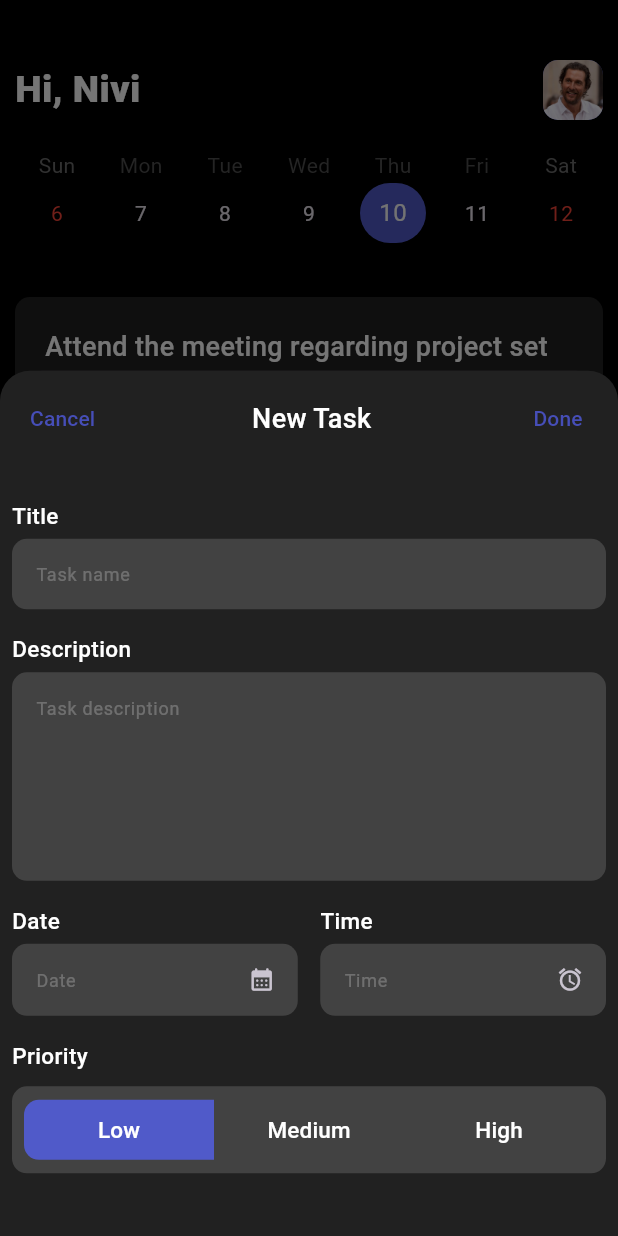
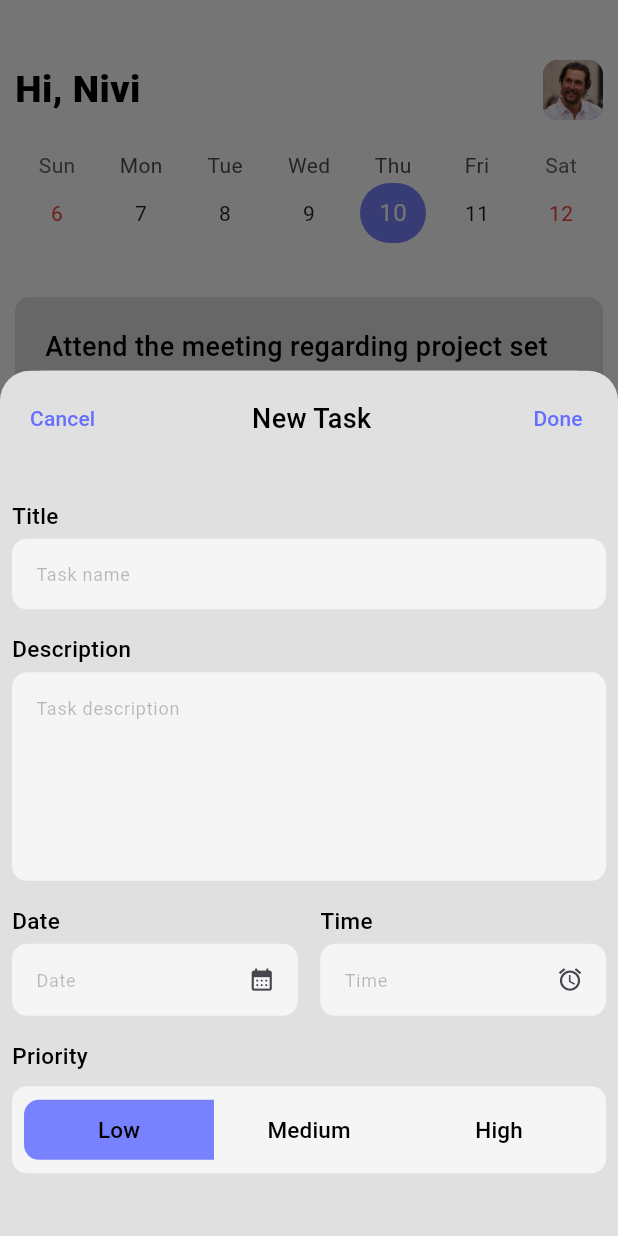
Before and after one commit to AbishekAB21/checkit, a Flutter app: the screen it shows after launch, after a tap on the "add" icon, on a phone screen of 412 x 824 dp. Run offline on Flutter 3.47's test engine with Material 3 defaults, Android fonts, the phone set to English and light mode, and no system bars; drawn by our look-alikes of table_calendar; our stand-ins replace flutter_riverpod, google_fonts, shared_preferences.

Commit message:
theme mode set in shared prefs

```diff
--- a/lib/common/widgets/reusable_textfields.dart
+++ b/lib/common/widgets/reusable_textfields.dart
@@ -42,7 +42,11 @@ class ReusableTextfield extends StatelessWidget {
         decoration: InputDecoration(
           suffixIcon:
               suffixIcon != null
-                  ? IconButton(onPressed: onTap, icon: suffixIcon!)
+                  ? IconButton(
+                    enableFeedback: true,
+                    onPressed: onTap,
+                    icon: suffixIcon!,
+                  )
                   : null,
           isDense: true,
           border: OutlineInputBorder(
--- a/lib/features/settings_screen/core/providers/theme_provider.dart
+++ b/lib/features/settings_screen/core/providers/theme_provider.dart
@@ -2,6 +2,7 @@ import 'package:checkit/utils/theme/app_colors.dart';
 import 'package:flutter/material.dart';
 
 import 'package:flutter_riverpod/flutter_riverpod.dart';
+import 'package:shared_preferences/shared_preferences.dart';
 
 /// This file manages the app theme toggle functionality
 
@@ -12,11 +13,35 @@ final themeModeProvider = StateNotifierProvider<ThemeModeNotifier, ThemeMode>((
 });
 
 class ThemeModeNotifier extends StateNotifier<ThemeMode> {
-  ThemeModeNotifier() : super(ThemeMode.dark);
+  static const _key = 'theme_mode';
+  ThemeModeNotifier() : super(ThemeMode.dark) {
+    _loadThemeMode();
+  }
+
+  Future<void> _loadThemeMode() async {
+    final prefs = await SharedPreferences.getInstance();
+    final savedMode = prefs.getString(_key);
+
+    if (savedMode == 'light') {
+      state = ThemeMode.light;
+    } else if (savedMode == 'dark') {
+      state = ThemeMode.dark;
+    } else {
+      state = ThemeMode.system;
+    }
+  }
 
   // Toggles between Light and Dark mode
-  void toggleTheme() {
-    state = state == ThemeMode.dark ? ThemeMode.light : ThemeMode.dark;
+  Future<void> toggleTheme() async {
+    final prefs = await SharedPreferences.getInstance();
+
+    if (state == ThemeMode.dark) {
+      state = ThemeMode.light;
+      await prefs.setString(_key, 'light');
+    } else {
+      state = ThemeMode.dark;
+      await prefs.setString(_key, 'dark');
+    }
   }
 }
 
--- /dev/null
+++ b/lib/features/splash/component/splash_screen_component.dart
@@ -0,0 +1,58 @@
+import 'package:checkit/common/taransitions/custom_page_fade_transition.dart';
+import 'package:checkit/features/home_screen/containers/home_screen_container.dart';
+import 'package:flutter/material.dart';
+
+import 'package:flutter_riverpod/flutter_riverpod.dart';
+
+import 'package:checkit/features/home_screen/components/home_screen_component.dart';
+import 'package:checkit/features/settings_screen/core/providers/theme_provider.dart';
+
+class SplashScreenComponent extends ConsumerStatefulWidget {
+  const SplashScreenComponent({super.key});
+
+  @override
+  ConsumerState<SplashScreenComponent> createState() =>
+      _SplashScreenComponentState();
+}
+
+class _SplashScreenComponentState extends ConsumerState<SplashScreenComponent> {
+  @override
+  void initState() {
+    super.initState();
+
+    Future.delayed(const Duration(seconds: 3), () {
+      Navigator.of(
+        context,
+      ).pushReplacement(CustomFadeTransition(route: HomeScreenContainer()));
+    });
+  }
+
+  @override
+  Widget build(BuildContext context) {
+    final color = ref.watch(themeProvider);
+
+    return Scaffold(
+      backgroundColor: color.background,
+      body: Center(
+        child: Material(
+          borderRadius: BorderRadius.circular(10),
+          elevation: 5,
+          child: Container(
+            width: 70,
+            height: 70,
+            padding: const EdgeInsets.all(10),
+            decoration: BoxDecoration(
+              gradient: LinearGradient(
+                begin: Alignment.topLeft,
+                end: Alignment.bottomRight,
+                colors: [color.secondaryGradient1, color.secondaryGradient2],
+              ),
+              borderRadius: BorderRadius.circular(10),
+            ),
+            child: Icon(Icons.calendar_month, color: color.iconColor, size: 40),
+          ),
+        ),
+      ),
+    );
+  }
+}
--- /dev/null
+++ b/lib/features/splash/container/splash_screen_container.dart
@@ -0,0 +1,12 @@
+import 'package:flutter/material.dart';
+
+import 'package:checkit/features/splash/component/splash_screen_component.dart';
+
+class SplashScreenContainer extends StatelessWidget {
+  const SplashScreenContainer({super.key});
+
+  @override
+  Widget build(BuildContext context) {
+    return SplashScreenComponent();
+  }
+}
--- a/lib/main.dart
+++ b/lib/main.dart
@@ -2,6 +2,7 @@ import 'package:flutter/material.dart';
 
 import 'package:flutter_riverpod/flutter_riverpod.dart';
 
+import 'package:checkit/features/splash/container/splash_screen_container.dart';
 import 'package:checkit/features/home_screen/containers/home_screen_container.dart';
 import 'package:checkit/features/settings_screen/core/providers/theme_provider.dart';
 
@@ -22,7 +23,7 @@ class MyApp extends ConsumerWidget {
       darkTheme: ThemeData.dark(),
       title: 'Check It!',
       debugShowCheckedModeBanner: false,
-      home: const HomeScreenContainer(),
+      home: const SplashScreenContainer(),
     );
   }
 }
```
